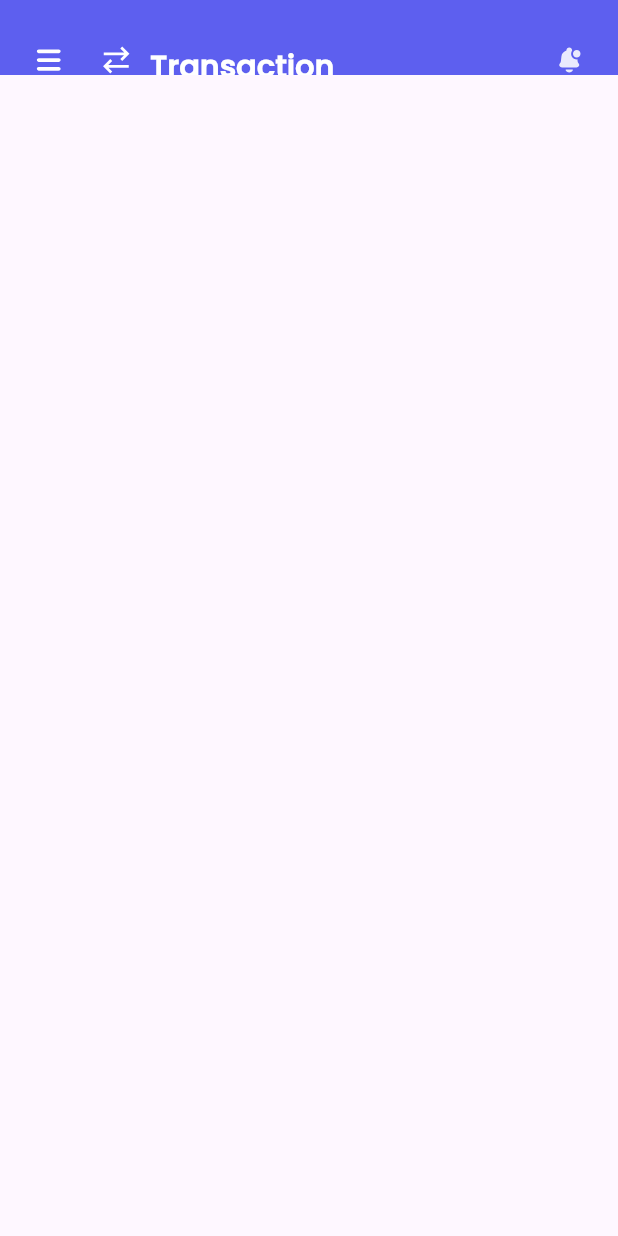
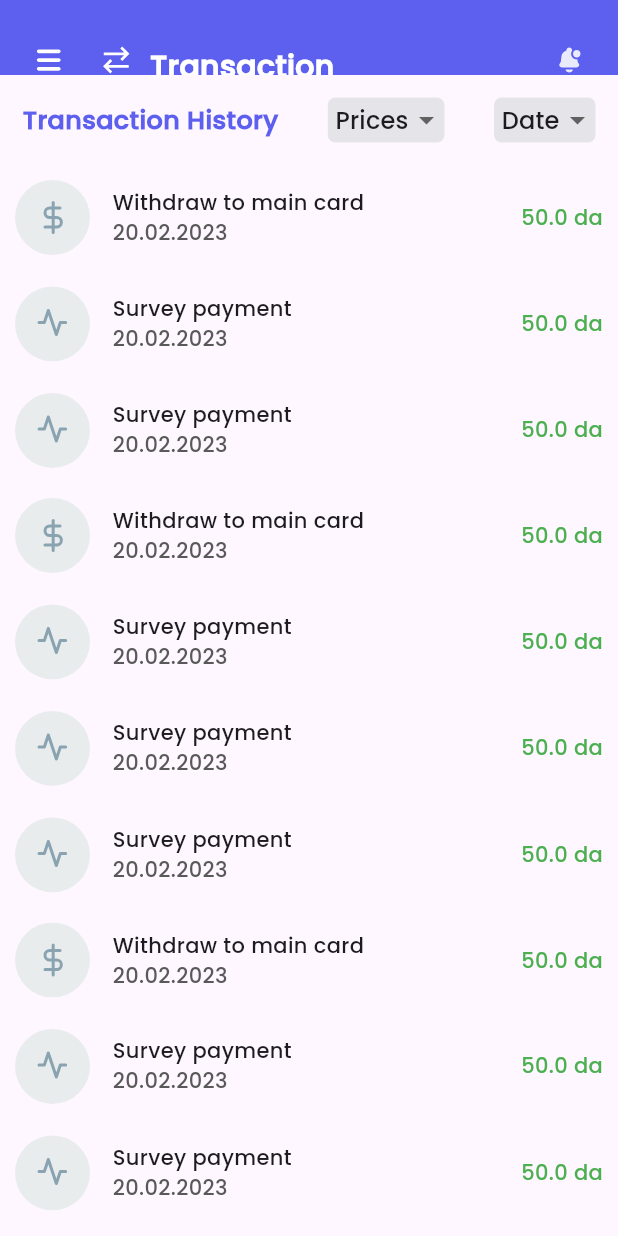
Before and after one commit to t-88/coscape-hackthone, a Flutter app: the TransactionPage screen opened by its route, on a phone screen of 412 x 824 dp. Run offline on Flutter 3.47's test engine with Material 3 defaults, Android fonts, the phone set to English and light mode, and no system bars; our stand-ins replace flutter_svg, get.

Commit message:
Create TranscationPage7

```diff
--- a/lib/pages/transacation_page.dart
+++ b/lib/pages/transacation_page.dart
@@ -1,6 +1,9 @@
 import 'package:coscape_mobile/components/custom_appbar.dart';
 import 'package:coscape_mobile/components/personal_card_info.dart';
 import 'package:coscape_mobile/components/survery_card.dart';
+import 'package:coscape_mobile/components/survey_payment.dart';
+import 'package:coscape_mobile/components/text_and_filter.dart';
+import 'package:coscape_mobile/components/withdraw_card.dart';
 import 'package:coscape_mobile/consts/colors.dart';
 import 'package:coscape_mobile/consts/routes.dart';
 import 'package:flutter/material.dart';
@@ -37,12 +40,23 @@ class TransactionPage extends StatelessWidget {
           ),
           Expanded(
             child: SingleChildScrollView(
-              child: Container(
-                padding: EdgeInsets.symmetric(horizontal: 6),
-                child: Column(
-                  children: [
-                  ],
-                ),
+              child: Column(
+                children: [
+                  TextAndFilter(text: "Transaction History"),
+                  WithdrawCard(money: "50.0 da", date: "20.02.2023"),
+                  SurveyPayment(money: "50.0 da", date: "20.02.2023"),
+                  SurveyPayment(money: "50.0 da", date: "20.02.2023"),
+                  WithdrawCard(money: "50.0 da", date: "20.02.2023"),
+                  SurveyPayment(money: "50.0 da", date: "20.02.2023"),
+                 SurveyPayment(money: "50.0 da", date: "20.02.2023"),
+                  SurveyPayment(money: "50.0 da", date: "20.02.2023"),
+                  WithdrawCard(money: "50.0 da", date: "20.02.2023"),
+                  SurveyPayment(money: "50.0 da", date: "20.02.2023"),
+                 SurveyPayment(money: "50.0 da", date: "20.02.2023"),
+                  SurveyPayment(money: "50.0 da", date: "20.02.2023"),
+                  WithdrawCard(money: "50.0 da", date: "20.02.2023"),
+                  SurveyPayment(money: "50.0 da", date: "20.02.2023"),
+                ],
               ),
             ),
           ),
```
